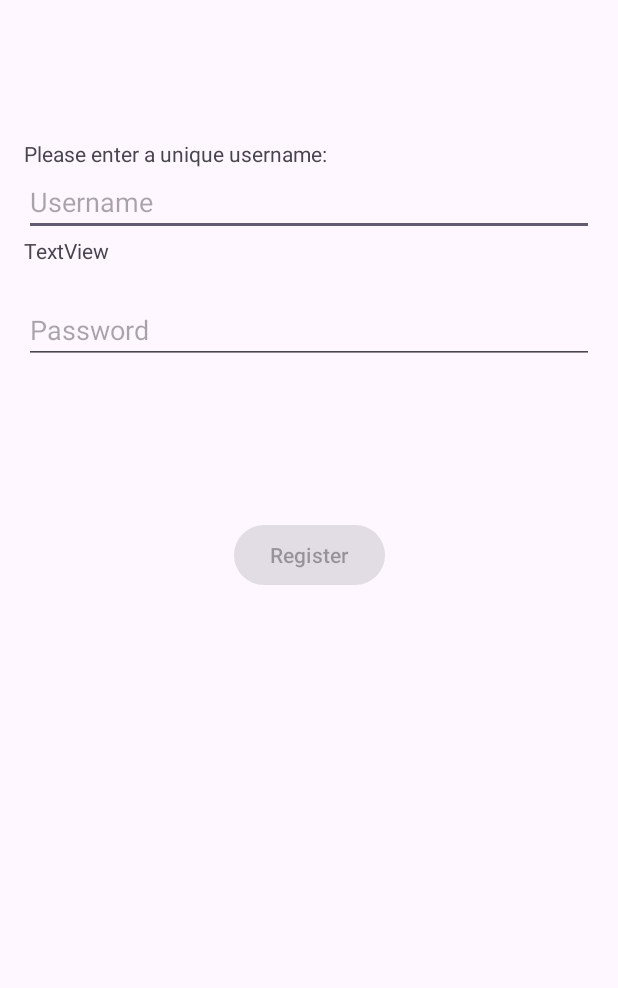
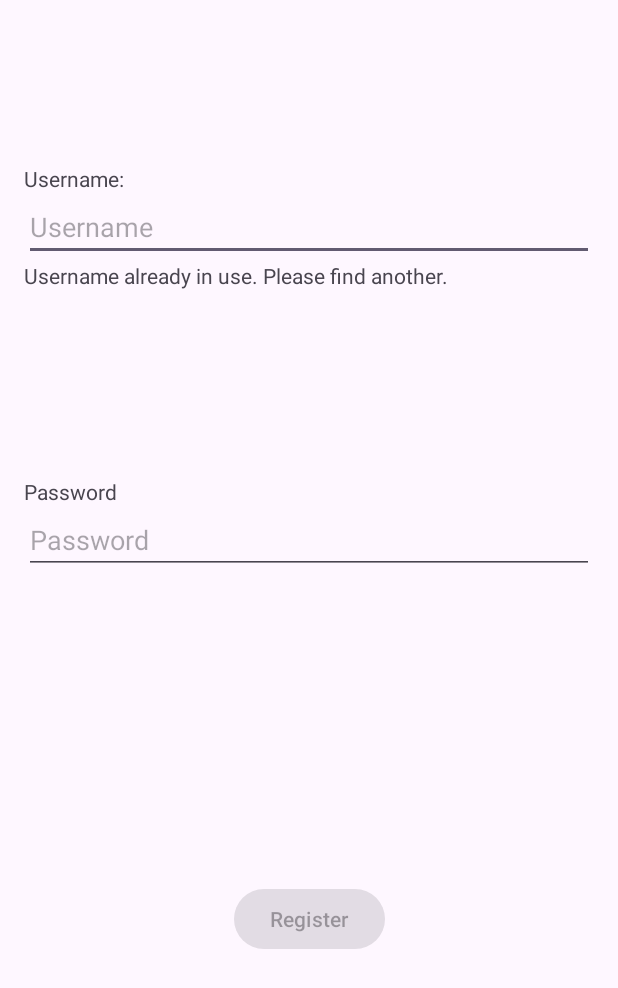
Before and after one commit to michaelz04/Mall-App, an Android app: the layout activity_signup.xml on its own in the app's theme, with its tools: preview values and no code run, on a phone screen of 412 x 824 dp. Shown: the top 988 px of the screen. Run offline under Robolectric (Android 15) with nearby library versions, the light colour scheme and no system bars.

Commit message:
sbase view 3

```diff
--- a/app/src/main/java/com/example/b07_final_project/AccountTypeActivity.java
+++ b/app/src/main/java/com/example/b07_final_project/AccountTypeActivity.java
@@ -5,7 +5,7 @@
 import android.os.Bundle;
 
 public class AccountTypeActivity extends AppCompatActivity {
-
+    public boolean isStore;
     @Override
     protected void onCreate(Bundle savedInstanceState) {
         super.onCreate(savedInstanceState);
--- a/app/src/main/res/layout/activity_signup.xml
+++ b/app/src/main/res/layout/activity_signup.xml
@@ -19,6 +19,7 @@
         android:hint="Username"
         android:inputType="textEmailAddress"
         android:selectAllOnFocus="true"
+        app:layout_constraintBottom_toTopOf="@+id/errorlabel"
         app:layout_constraintEnd_toEndOf="parent"
         app:layout_constraintStart_toStartOf="parent"
         app:layout_constraintTop_toTopOf="parent" />
@@ -27,14 +28,16 @@
         android:id="@+id/password"
         android:layout_width="0dp"
         android:layout_height="wrap_content"
-        android:layout_marginTop="40dp"
+        android:layout_marginTop="56dp"
+        android:layout_marginBottom="82dp"
         android:hint="@string/prompt_password"
         android:imeActionLabel="@string/action_sign_in_short"
         android:imeOptions="actionDone"
         android:inputType="textPassword"
         android:selectAllOnFocus="true"
+        app:layout_constraintBottom_toTopOf="@+id/login"
         app:layout_constraintEnd_toEndOf="parent"
-        app:layout_constraintHorizontal_bias="0.0"
+        app:layout_constraintHorizontal_bias="0.562"
         app:layout_constraintStart_toStartOf="parent"
         app:layout_constraintTop_toBottomOf="@+id/username" />
 
@@ -68,19 +71,31 @@
         app:layout_constraintVertical_bias="0.3" />
 
     <TextView
-        android:id="@+id/textView5"
+        android:id="@+id/userlabel"
         android:layout_width="wrap_content"
         android:layout_height="wrap_content"
+        android:layout_marginTop="93dp"
         android:text="@string/userlabel"
         app:layout_constraintBottom_toTopOf="@+id/username"
-        tools:layout_editor_absoluteX="1dp" />
+        app:layout_constraintTop_toTopOf="parent"
+        app:layout_constraintVertical_bias="1.0"
+        tools:layout_editor_absoluteX="2dp" />
 
     <TextView
-        android:id="@+id/textView6"
+        android:id="@+id/errorlabel"
         android:layout_width="wrap_content"
         android:layout_height="wrap_content"
-        android:text="TextView"
+        android:text="Username already in use. Please find another."
         app:layout_constraintTop_toBottomOf="@+id/username"
-        tools:layout_editor_absoluteX="139dp" />
+        tools:ignore="MissingConstraints"
+        tools:layout_editor_absoluteX="48dp" />
+
+    <TextView
+        android:id="@+id/passwordlabel"
+        android:layout_width="wrap_content"
+        android:layout_height="wrap_content"
+        android:text="@string/prompt_password"
+        app:layout_constraintBottom_toTopOf="@+id/password"
+        tools:layout_editor_absoluteX="2dp" />
 
 </androidx.constraintlayout.widget.ConstraintLayout>
--- a/app/src/main/res/values/strings.xml
+++ b/app/src/main/res/values/strings.xml
@@ -68,6 +68,6 @@
     <string name="invalid_username">Not a valid username</string>
     <string name="invalid_password">Password must be >5 characters</string>
     <string name="login_failed">"Login failed"</string>
-    <string name="userlabel">Please enter a unique username:</string>
+    <string name="userlabel">Username:</string>
     <string name="registerbutton">Register</string>
 </resources>
```
